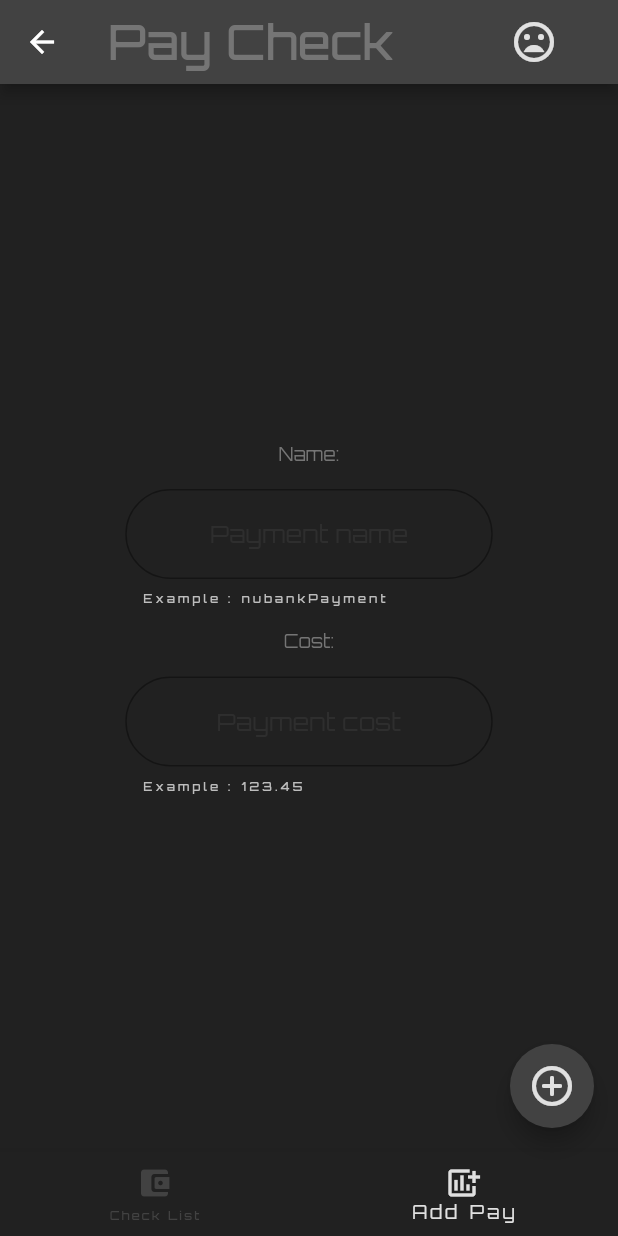
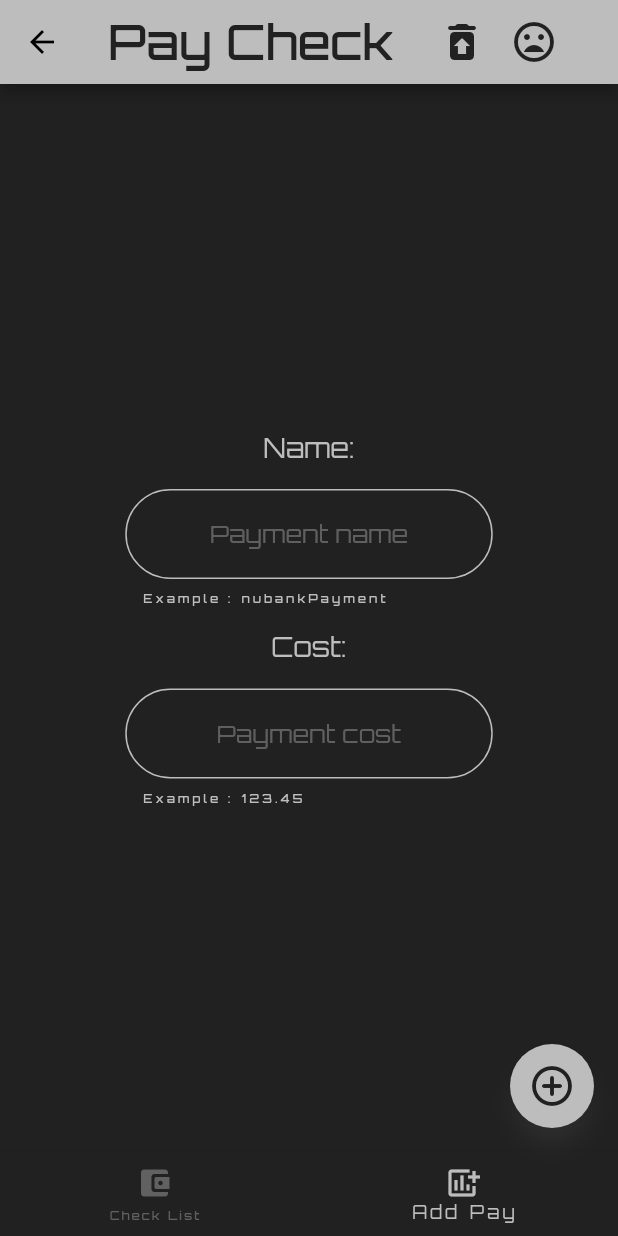
Before and after one commit to VictorS8/paycheck, a Flutter app: the PayBase screen opened directly with empty values, item 2 of the bottom bar chosen, on a phone screen of 412 x 824 dp. Run offline on Flutter 3.47's test engine with Material 2 defaults, Android fonts, the phone set to English and light mode, and no system bars; our stand-ins replace get, get_storage; accounts and stored records are empty; statements that could not run were skipped.

Commit message:
Main change on Colors
- Change base colors project
- Main change in dark mode and light mode

```diff
--- a/lib/pages/pay/pay_base.dart
+++ b/lib/pages/pay/pay_base.dart
@@ -25,9 +25,21 @@ class _PayBaseState extends State<PayBase> {
     return Scaffold(
       appBar: AppBar(
         actions: [
+          IconButton(
+            tooltip: "Delete all data",
+            onPressed: () {
+              setState(() {});
+            },
+            icon: Icon(
+              Icons.restore_from_trash_rounded,
+              size: 32.0,
+              color: Get.theme.backgroundColor,
+            ),
+          ),
           Padding(
             padding: const EdgeInsets.only(right: 32.0),
             child: IconButton(
+              tooltip: "Change mode [DarkMode/LightMode]",
               onPressed: () {
                 setState(() {
                   darkModeFromStorage
@@ -41,12 +53,12 @@ class _PayBaseState extends State<PayBase> {
                   ? Icon(
                       Icons.mood_sharp,
                       size: 32.0,
-                      color: Get.theme.secondaryHeaderColor,
+                      color: Get.theme.backgroundColor,
                     )
                   : Icon(
                       Icons.mood_bad_sharp,
                       size: 32.0,
-                      color: Get.theme.secondaryHeaderColor,
+                      color: Get.theme.backgroundColor,
                     ),
             ),
           ),
@@ -76,16 +88,17 @@ class _PayBaseState extends State<PayBase> {
       ),
       bottomNavigationBar: BottomNavigationBar(
         currentIndex: screenController.screenIdentifier,
-        selectedItemColor: Get.theme.secondaryHeaderColor,
-        unselectedItemColor: Get.theme.primaryColor,
+        selectedItemColor: Get.theme.primaryColor,
+        unselectedItemColor: Get.theme.shadowColor,
         backgroundColor: Get.theme.backgroundColor,
         selectedLabelStyle: Get.theme.textTheme.headline3,
         unselectedLabelStyle: Get.theme.textTheme.headline6,
         items: [
           BottomNavigationBarItem(
-              tooltip: "Check list of payments",
-              icon: Icon(Icons.account_balance_wallet_rounded),
-              label: "Check List"),
+            tooltip: "Check list of payments",
+            icon: Icon(Icons.account_balance_wallet_rounded),
+            label: "Check List",
+          ),
           BottomNavigationBarItem(
               tooltip: "Add a payment to the list",
               icon: Icon(Icons.add_chart),
--- a/lib/pages/pay/pay_register.dart
+++ b/lib/pages/pay/pay_register.dart
@@ -43,7 +43,8 @@ class _PayRegisterState extends State<PayRegister> {
               padding: const EdgeInsets.all(8.0),
               child: Text(
                 'Name:',
-                style: Get.theme.textTheme.headline3,
+                style:
+                    Get.theme.textTheme.headline3!.apply(fontSizeFactor: 1.5),
               ),
             ),
             Padding(
@@ -57,7 +58,8 @@ class _PayRegisterState extends State<PayRegister> {
               padding: const EdgeInsets.all(8.0),
               child: Text(
                 'Cost:',
-                style: Get.theme.textTheme.headline3,
+                style:
+                    Get.theme.textTheme.headline3!.apply(fontSizeFactor: 1.5),
               ),
             ),
             Padding(
@@ -76,7 +78,7 @@ class _PayRegisterState extends State<PayRegister> {
         child: Icon(
           Icons.add_circle_outline_rounded,
           size: 32,
-          color: Get.theme.secondaryHeaderColor,
+          color: Get.theme.backgroundColor,
         ),
         onPressed: () => {
           _nameController.saveName(),
--- a/lib/widgets/cost_text_field.dart
+++ b/lib/widgets/cost_text_field.dart
@@ -23,19 +23,21 @@ class _CostTextFieldState extends State<CostTextField> {
       cursorRadius: Radius.circular(64.0),
       controller: widget.costController,
       decoration: InputDecoration(
+          enabledBorder: OutlineInputBorder(
+            borderSide: BorderSide(color: Get.theme.primaryColor, width: 1.0),
+            borderRadius: BorderRadius.circular(64.0),
+          ),
+          focusedBorder: OutlineInputBorder(
+            borderSide:
+                BorderSide(color: Get.theme.secondaryHeaderColor, width: 2.0),
+            borderRadius: BorderRadius.circular(64.0),
+          ),
           alignLabelWithHint: true,
           hintText: 'Payment cost',
-          hintStyle: Get.isDarkMode
-              ? Get.textTheme.bodyText2!
-              .apply(color: Colors.grey[100]!.withOpacity(0.2))
-              : Get.textTheme.bodyText2!
-              .apply(color: Colors.grey[700]!.withOpacity(0.2)),
+          hintStyle: Get.textTheme.bodyText2!
+              .apply(color: Get.theme.primaryColor.withOpacity(0.4)),
           helperText: 'Example : 123.45',
           helperStyle: Get.textTheme.headline6,
-          focusColor: Get.theme.primaryColor,
-          fillColor: Get.theme.secondaryHeaderColor,
-          labelStyle: Get.textTheme.headline6,
-          hoverColor: Get.theme.primaryColor,
           border: OutlineInputBorder(
             borderRadius: BorderRadius.circular(64.0),
           )),
--- a/lib/widgets/name_text_field.dart
+++ b/lib/widgets/name_text_field.dart
@@ -22,19 +22,21 @@ class _NameTextFieldState extends State<NameTextField> {
       cursorRadius: Radius.circular(64.0),
       controller: widget.nameController,
       decoration: InputDecoration(
+          enabledBorder: OutlineInputBorder(
+            borderSide: BorderSide(color: Get.theme.primaryColor, width: 1.0),
+            borderRadius: BorderRadius.circular(64.0),
+          ),
+          focusedBorder: OutlineInputBorder(
+            borderSide:
+                BorderSide(color: Get.theme.secondaryHeaderColor, width: 2.0),
+            borderRadius: BorderRadius.circular(64.0),
+          ),
           alignLabelWithHint: true,
           hintText: 'Payment name',
-          hintStyle: Get.isDarkMode
-              ? Get.textTheme.bodyText2!
-                  .apply(color: Colors.grey[100]!.withOpacity(0.2))
-              : Get.textTheme.bodyText2!
-                  .apply(color: Colors.grey[700]!.withOpacity(0.2)),
+          hintStyle: Get.textTheme.bodyText2!
+              .apply(color: Get.theme.primaryColor.withOpacity(0.4)),
           helperText: 'Example : nubankPayment',
           helperStyle: Get.textTheme.headline6,
-          focusColor: Get.theme.primaryColor,
-          fillColor: Get.theme.secondaryHeaderColor,
-          labelStyle: Get.textTheme.headline6,
-          hoverColor: Get.theme.primaryColor,
           border: OutlineInputBorder(
             borderRadius: BorderRadius.circular(64.0),
           )),
```
Also changed, not shown: lib/pages/base.dart (+31 -13 lines), lib/widgets/pay_list_tile.dart (+15 -28 lines).
